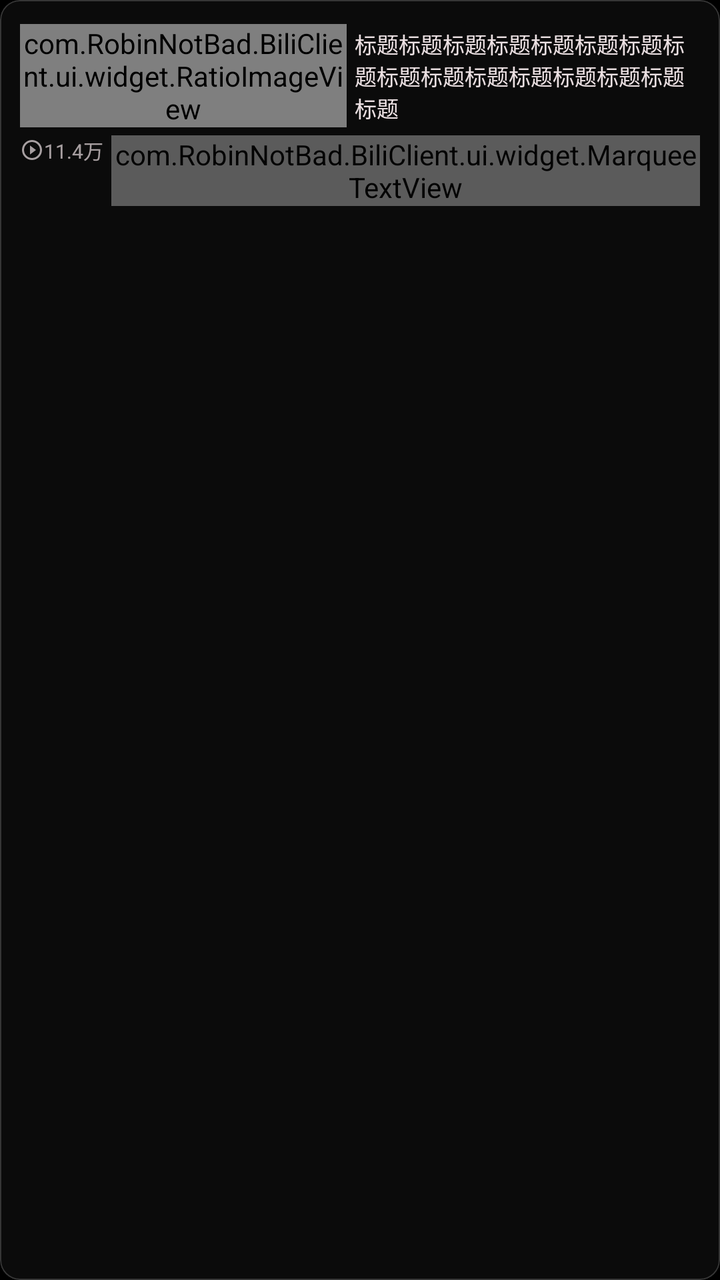
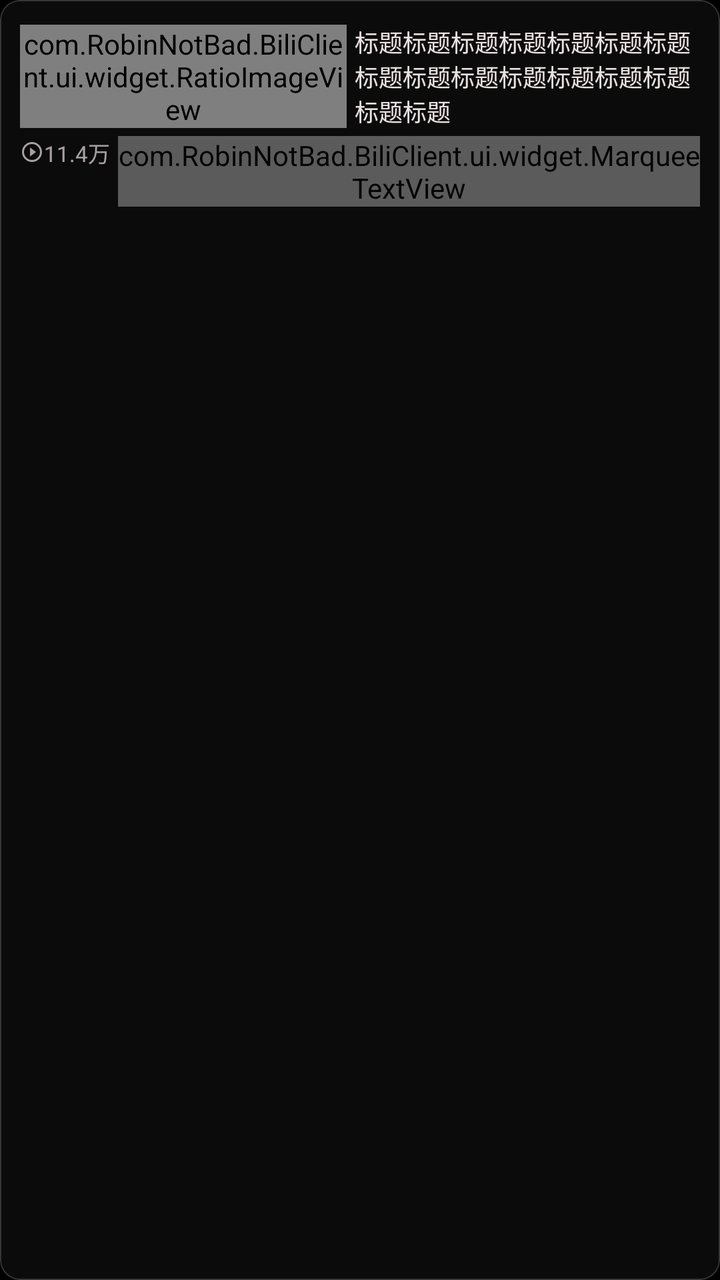

The first picture is an Android layout as it rendered before a commit; the second is the same layout after the commit. The layout source and the unified diff follow.
<!-- AndroidManifest.xml: application theme Theme.BiliClient -->
<!-- res/layout/cell_video_list.xml -->
<com.google.android.material.card.MaterialCardView xmlns:android="http://schemas.android.com/apk/res/android"
    xmlns:app="http://schemas.android.com/apk/res-auto"
    android:id="@+id/cardView"
    android:layout_width="match_parent"
    android:layout_height="wrap_content"
    android:layout_marginHorizontal="@dimen/activity_padding_horizontal"
    android:layout_marginVertical="@dimen/list_margin_vertical">

    <LinearLayout
        android:layout_width="match_parent"
        android:layout_height="wrap_content"
        android:paddingHorizontal="10dp"
        android:orientation="vertical"
        android:paddingVertical="8dp">

        <androidx.constraintlayout.widget.ConstraintLayout
            android:layout_marginTop="4dp"
            android:layout_marginBottom="4dp"
            android:layout_width="match_parent"
            android:layout_height="wrap_content">

            <com.RobinNotBad.BiliClient.ui.widget.RatioImageView
                android:id="@+id/img_cover"
                android:layout_width="0dp"
                android:layout_height="wrap_content"
                android:layout_marginEnd="4dp"
                app:layout_constraintWidth_percent="0.48"
                app:layout_constraintStart_toStartOf="parent"
                app:layout_constraintTop_toTopOf="parent"
                app:layout_constraintBottom_toBottomOf="parent"
                android:adjustViewBounds="true"
                android:scaleType="fitCenter"
                android:src="@mipmap/placeholder"
                app:coverRatio="1.6" />

            <TextView
                android:id="@+id/text_title"
                android:layout_marginStart="4dp"
                android:layout_width="0dp"
                android:layout_height="wrap_content"
                android:ellipsize="end"
                android:maxLines="3"
                android:text="标题标题标题标题标题标题标题标题标题标题标题标题标题标题标题标题"
                android:textSize="11sp"
                app:layout_constraintStart_toEndOf="@id/img_cover"
                app:layout_constraintEnd_toEndOf="parent"
                app:layout_constraintTop_toTopOf="parent"
                app:layout_constraintBottom_toBottomOf="parent" />

        </androidx.constraintlayout.widget.ConstraintLayout>

        <LinearLayout
            android:id="@+id/extra_text"
            android:layout_width="match_parent"
            android:layout_height="wrap_content"
            android:orientation="horizontal">

            <TextView
                android:id="@+id/text_viewcount"
                android:layout_width="wrap_content"
                android:layout_height="wrap_content"
                android:alpha="0.7"
                android:drawableStart="@drawable/icon_play_12"
                android:singleLine="true"
                android:text="11.4万"
                android:textSize="10sp" />


            <com.RobinNotBad.BiliClient.ui.widget.MarqueeTextView
                android:id="@+id/text_upname"
                android:layout_width="match_parent"
                android:layout_height="wrap_content"
                android:layout_marginStart="4dp"
                android:alpha="0.7"
                android:drawableStart="@drawable/icon_person"
                android:singleLine="true"
                android:text="蔡徐坤"
                android:textSize="10sp" />

        </LinearLayout>

    </LinearLayout>
</com.google.android.material.card.MaterialCardView>
<!-- resources referenced by this layout -->
<resources>
  <dimen name="activity_padding_horizontal">6dp</dimen>
  <dimen name="list_margin_vertical">2dp</dimen>
  <!-- drawable icon_person (drawable) -->
  <vector android:height="12dp"
      android:viewportHeight="24"
      android:viewportWidth="24"
      android:width="12dp"
      xmlns:android="http://schemas.android.com/apk/res/android">
      <path
          android:fillColor="#ebe0e2"
          android:pathData="M12,5.9c1.16,0 2.1,0.94 2.1,2.1s-0.94,2.1 -2.1,2.1S9.9,9.16 9.9,8s0.94,-2.1 2.1,-2.1m0,9c2.97,0 6.1,1.46 6.1,2.1v1.1L5.9,18.1L5.9,17c0,-0.64 3.13,-2.1 6.1,-2.1M12,4C9.79,4 8,5.79 8,8s1.79,4 4,4 4,-1.79 4,-4 -1.79,-4 -4,-4zM12,13c-2.67,0 -8,1.34 -8,4v3h16v-3c0,-2.66 -5.33,-4 -8,-4z" />
  </vector>
  <!-- drawable icon_play_12 (drawable) -->
  <vector android:height="12dp"
      android:viewportHeight="24"
      android:viewportWidth="24"
      android:width="12dp"
      xmlns:android="http://schemas.android.com/apk/res/android">
      <path
          android:fillColor="#ebe0e2"
          android:pathData="M10,16.5l6,-4.5 -6,-4.5v9zM12,2C6.48,2 2,6.48 2,12s4.48,10 10,10 10,-4.48 10,-10S17.52,2 12,2zM12,20c-4.41,0 -8,-3.59 -8,-8s3.59,-8 8,-8 8,3.59 8,8 -3.59,8 -8,8z" />
  </vector>
  <color name="bgblack">#000000</color>
  <color name="pink">#FBFB8787</color>
  <color name="textwhite">#ebe0e2</color>
  <color name="card_border_new">#363636</color>
  <style name="TextViewSytle" parent="Widget.AppCompat.TextView">
          <item name="android:textSize">14sp</item>
          #设置默认字体大小，某些设备的默认字体偏大
      </style>
  <style name="EditTextStyle" parent="Widget.AppCompat.EditText">
          <item name="android:textColorHint">#80ffffff</item>
          <item name="android:textCursorDrawable">@drawable/cursor_drawable</item>
          <item name="android:textColor">@color/textwhite</item>
      </style>
  <style name="SwitchCompatStyle" parent="Widget.AppCompat.CompoundButton.Switch">
          <item name="android:paddingLeft">6dp</item>
          <item name="android:paddingRight">2dp</item>
          <item name="android:background">@drawable/background_edittext_setting</item>
          <item name="android:textColor">@color/textwhite</item>
      </style>
  <style name="RadioButtonStyle" parent="Widget.MaterialComponents.CompoundButton.RadioButton">
          <item name="android:minHeight">10dp</item>
      </style>
  <style name="ListStyle">
          <item name="android:descendantFocusability">afterDescendants</item>
      </style>
  <color name="bili_pink">#FE679A</color>
  <color name="color_ripple">#78FEFEFE</color>
  <!-- drawable cursor_drawable (drawable) -->
  <?xml version="1.0" encoding="utf-8"?>
  
  <shape xmlns:android="http://schemas.android.com/apk/res/android">
      <solid android:color="#eeFB7299" />
      <size android:width="2dp" />
  </shape>
  <color name="card_bg_new">#4D262626</color>
  <dimen name="card_round_new">10dp</dimen>
  <dimen name="card_stroke_new">0.5dp</dimen>
  <!-- drawable background_edittext_setting (drawable) -->
  <?xml version="1.0" encoding="utf-8"?>
  
  <shape xmlns:android="http://schemas.android.com/apk/res/android">
      <solid android:color="#cc262626" />
      <stroke
          android:width="@dimen/card_stroke"
          android:color="#70707070" />
      <corners android:radius="@dimen/card_round" />
  </shape>
  <dimen name="card_stroke">0dp</dimen>
  <dimen name="card_round">6dp</dimen>
  <!-- unchanged entries left out for length: 5 -->
</resources>

<!-- the commit's change to res/layout/cell_video_list.xml (unified diff, before → after) -->
@@ -41,7 +41,7 @@
                 android:ellipsize="end"
                 android:maxLines="3"
                 android:text="标题标题标题标题标题标题标题标题标题标题标题标题标题标题标题标题"
-                android:textSize="11sp"
+                android:textSize="12sp"
                 app:layout_constraintStart_toEndOf="@id/img_cover"
                 app:layout_constraintEnd_toEndOf="parent"
                 app:layout_constraintTop_toTopOf="parent"
@@ -63,7 +63,7 @@
                 android:drawableStart="@drawable/icon_play_12"
                 android:singleLine="true"
                 android:text="11.4万"
-                android:textSize="10sp" />
+                android:textSize="11sp" />
 
 
             <com.RobinNotBad.BiliClient.ui.widget.MarqueeTextView
@@ -75,7 +75,7 @@
                 android:drawableStart="@drawable/icon_person"
                 android:singleLine="true"
                 android:text="蔡徐坤"
-                android:textSize="10sp" />
+                android:textSize="11sp" />
 
         </LinearLayout>
 
